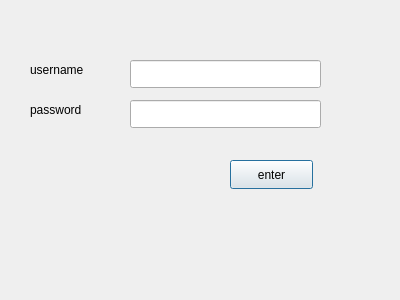
Old version of the form logindialog.ui in the repository nosugartea/shipStore.
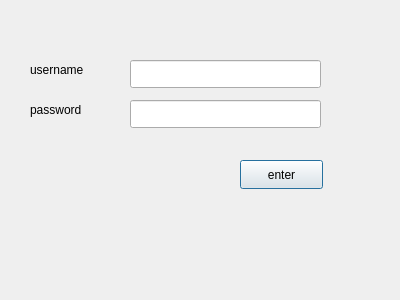
New version of the form.

The edit to the form file:
```diff
--- a/logindialog.ui
+++ b/logindialog.ui
@@ -62,7 +62,7 @@
   <widget class="QPushButton" name="startpushButton">
    <property name="geometry">
     <rect>
-     <x>230</x>
+     <x>240</x>
      <y>160</y>
      <width>83</width>
      <height>29</height>
```
